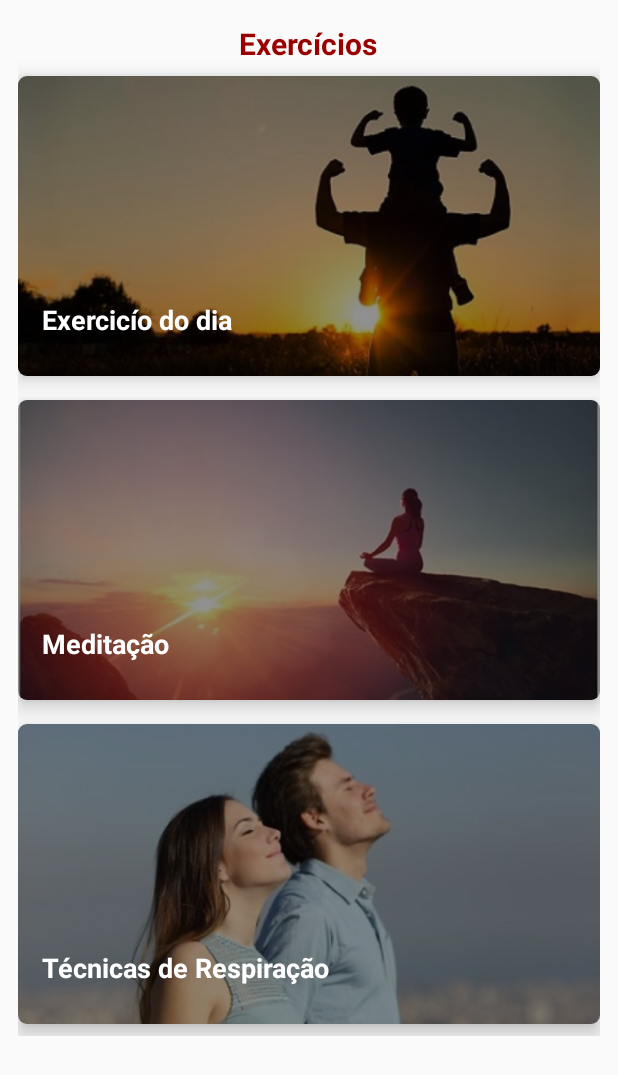
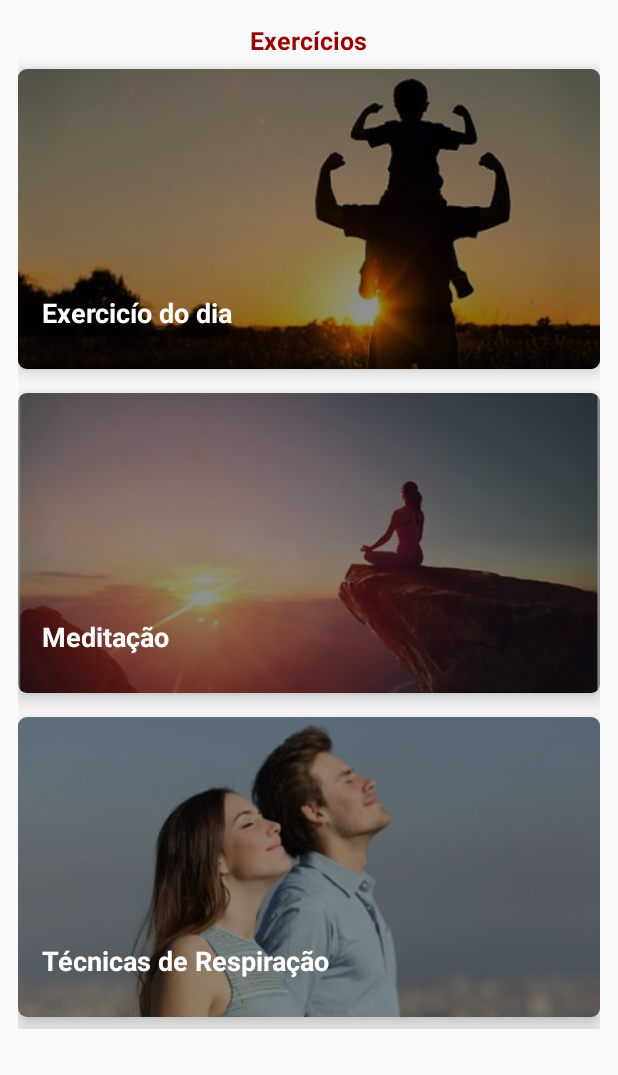
Before and after one commit to AlanAlvesSantos/AutoAjudaAndroid, an Android app: the ExerciciosActivity screen opened directly, with no data from a screen before it, on a phone screen of 412 x 824 dp. Shown: the top 1075 px of the screen. Run offline under Robolectric (Android 15) with nearby library versions, the phone set to English and light mode, and no system bars; our stand-ins replace sdp/ssp sizes.

Commit message:
Fix different text size on title textviews

```diff
--- a/app/build.gradle
+++ b/app/build.gradle
@@ -11,7 +11,7 @@ android {
 
     defaultConfig {
         applicationId "com.e4u.autoajuda"
-        minSdkVersion 19
+        minSdkVersion 18
         targetSdkVersion 29
         versionCode 2
         versionName "2.0"
--- a/app/src/main/res/layout/activity_exercicios.xml
+++ b/app/src/main/res/layout/activity_exercicios.xml
@@ -24,7 +24,7 @@
                 android:gravity="center_horizontal"
                 android:text="@string/exercicios"
                 android:textColor="@color/red1"
-                android:textSize="20sp"
+                android:textSize="@dimen/title_text"
                 android:textStyle="bold" />
 
 
--- a/app/src/main/res/layout/activity_video_player.xml
+++ b/app/src/main/res/layout/activity_video_player.xml
@@ -16,7 +16,7 @@
         android:paddingEnd="32dp"
         android:gravity="center_horizontal"
         android:textColor="@color/red1"
-        android:textSize="20sp"
+        android:textSize="@dimen/title_text"
         android:textStyle="bold"
         app:layout_constraintEnd_toEndOf="parent"
         app:layout_constraintStart_toStartOf="parent"
--- a/app/src/main/res/layout/content_videos_list.xml
+++ b/app/src/main/res/layout/content_videos_list.xml
@@ -27,7 +27,7 @@
                 android:gravity="center_horizontal"
                 android:text="@string/videos"
                 android:textColor="@color/red1"
-                android:textSize="20sp" />
+                android:textSize="@dimen/title_text" />
 
             <androidx.recyclerview.widget.RecyclerView
                 android:id="@+id/rvVideos"
--- a/app/src/main/res/layout/fragment_home.xml
+++ b/app/src/main/res/layout/fragment_home.xml
@@ -24,7 +24,7 @@
                 android:gravity="center_horizontal"
                 android:text="@string/home"
                 android:textColor="@color/red1"
-                android:textSize="20sp"
+                android:textSize="@dimen/title_text"
                 android:textStyle="bold" />
 
 
--- a/app/src/main/res/layout/fragment_noticias.xml
+++ b/app/src/main/res/layout/fragment_noticias.xml
@@ -20,8 +20,9 @@
                 android:layout_width="wrap_content"
                 android:layout_height="wrap_content"
                 android:textColor="@color/red1"
+                android:layout_centerHorizontal="true"
                 android:layout_margin="24dp"
-                android:textSize="20sp"
+                android:textSize="@dimen/title_text"
                 android:textStyle="bold"
                 android:gravity="center_horizontal"
                 android:text="@string/noticias" />
```
